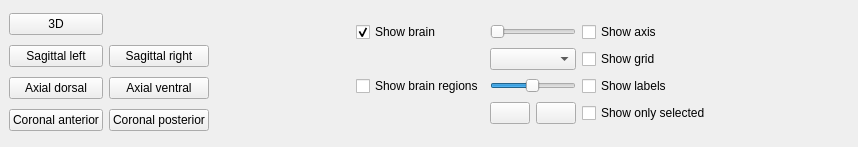
This is braphy/gui/ui_files/brain_atlas_settings_widget.ui in softmatterlab/Braph-2.0-Python as Qt 5 draws it before an edit. The edited form follows.
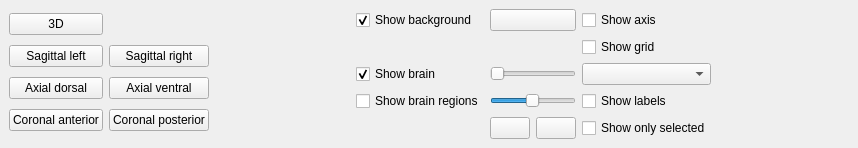
This is the edited form. Icons and pictures are not drawn.

Commit message: Addbackground color selection button to atlas plot settings

Patch:
```diff
--- a/braphy/gui/ui_files/brain_atlas_settings_widget.ui
+++ b/braphy/gui/ui_files/brain_atlas_settings_widget.ui
@@ -117,36 +117,31 @@
        <property name="spacing">
         <number>6</number>
        </property>
-       <item row="2" column="0">
+       <item row="0" column="0">
+        <widget class="QCheckBox" name="checkBoxChangeBackground">
+         <property name="text">
+          <string>Show background</string>
+         </property>
+         <property name="checked">
+          <bool>true</bool>
+         </property>
+        </widget>
+       </item>
+       <item row="0" column="2">
+        <widget class="QCheckBox" name="checkBoxShowAxis">
+         <property name="text">
+          <string>Show axis</string>
+         </property>
+        </widget>
+       </item>
+       <item row="3" column="0">
         <widget class="QCheckBox" name="checkBoxShowBrainRegions">
          <property name="text">
           <string>Show brain regions</string>
          </property>
         </widget>
        </item>
-       <item row="2" column="1">
-        <widget class="QSlider" name="sliderRegions">
-         <property name="minimum">
-          <number>1</number>
-         </property>
-         <property name="maximum">
-          <number>80</number>
-         </property>
-         <property name="singleStep">
-          <number>1</number>
-         </property>
-         <property name="pageStep">
-          <number>10</number>
-         </property>
-         <property name="value">
-          <number>40</number>
-         </property>
-         <property name="orientation">
-          <enum>Qt::Horizontal</enum>
-         </property>
-        </widget>
-       </item>
-       <item row="4" column="1">
+       <item row="5" column="1">
         <layout class="QGridLayout" name="gridLayout_7">
          <property name="topMargin">
           <number>0</number>
@@ -170,43 +165,49 @@
          </item>
         </layout>
        </item>
-       <item row="0" column="1">
-        <widget class="QSlider" name="sliderBrain">
-         <property name="maximum">
-          <number>100</number>
-         </property>
-         <property name="orientation">
-          <enum>Qt::Horizontal</enum>
-         </property>
-        </widget>
-       </item>
-       <item row="0" column="0">
-        <widget class="QCheckBox" name="checkBoxShowBrain">
-         <property name="text">
-          <string>Show brain</string>
-         </property>
-         <property name="checked">
-          <bool>true</bool>
-         </property>
-        </widget>
-       </item>
-       <item row="1" column="1">
-        <widget class="QComboBox" name="comboBoxMesh"/>
-       </item>
-       <item row="2" column="2">
-        <widget class="QCheckBox" name="checkBoxShowLabels">
-         <property name="text">
-          <string>Show labels</string>
-         </property>
-        </widget>
-       </item>
-       <item row="4" column="2">
+       <item row="5" column="2">
         <widget class="QCheckBox" name="checkBoxShowOnlySelected">
          <property name="text">
           <string>Show only selected</string>
          </property>
         </widget>
        </item>
+       <item row="3" column="1">
+        <widget class="QSlider" name="sliderRegions">
+         <property name="minimum">
+          <number>1</number>
+         </property>
+         <property name="maximum">
+          <number>80</number>
+         </property>
+         <property name="singleStep">
+          <number>1</number>
+         </property>
+         <property name="pageStep">
+          <number>10</number>
+         </property>
+         <property name="value">
+          <number>40</number>
+         </property>
+         <property name="orientation">
+          <enum>Qt::Horizontal</enum>
+         </property>
+        </widget>
+       </item>
+       <item row="3" column="2">
+        <widget class="QCheckBox" name="checkBoxShowLabels">
+         <property name="text">
+          <string>Show labels</string>
+         </property>
+        </widget>
+       </item>
+       <item row="0" column="1">
+        <widget class="QPushButton" name="btnBackgroud">
+         <property name="text">
+          <string/>
+         </property>
+        </widget>
+       </item>
        <item row="1" column="2">
         <widget class="QCheckBox" name="checkBoxShowGrid">
          <property name="text">
@@ -214,10 +215,26 @@
          </property>
         </widget>
        </item>
-       <item row="0" column="2">
-        <widget class="QCheckBox" name="checkBoxShowAxis">
+       <item row="2" column="2">
+        <widget class="QComboBox" name="comboBoxMesh"/>
+       </item>
+       <item row="2" column="1">
+        <widget class="QSlider" name="sliderBrain">
+         <property name="maximum">
+          <number>100</number>
+         </property>
+         <property name="orientation">
+          <enum>Qt::Horizontal</enum>
+         </property>
+        </widget>
+       </item>
+       <item row="2" column="0">
+        <widget class="QCheckBox" name="checkBoxShowBrain">
          <property name="text">
-          <string>Show axis</string>
+          <string>Show brain</string>
+         </property>
+         <property name="checked">
+          <bool>true</bool>
          </property>
         </widget>
        </item>
```
